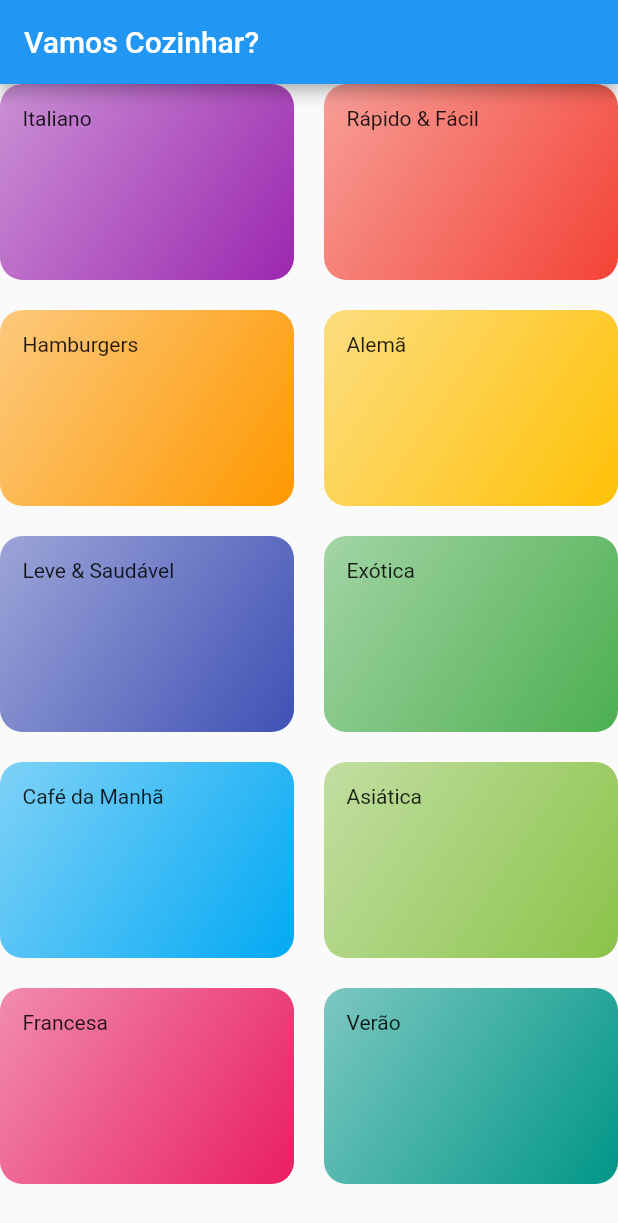
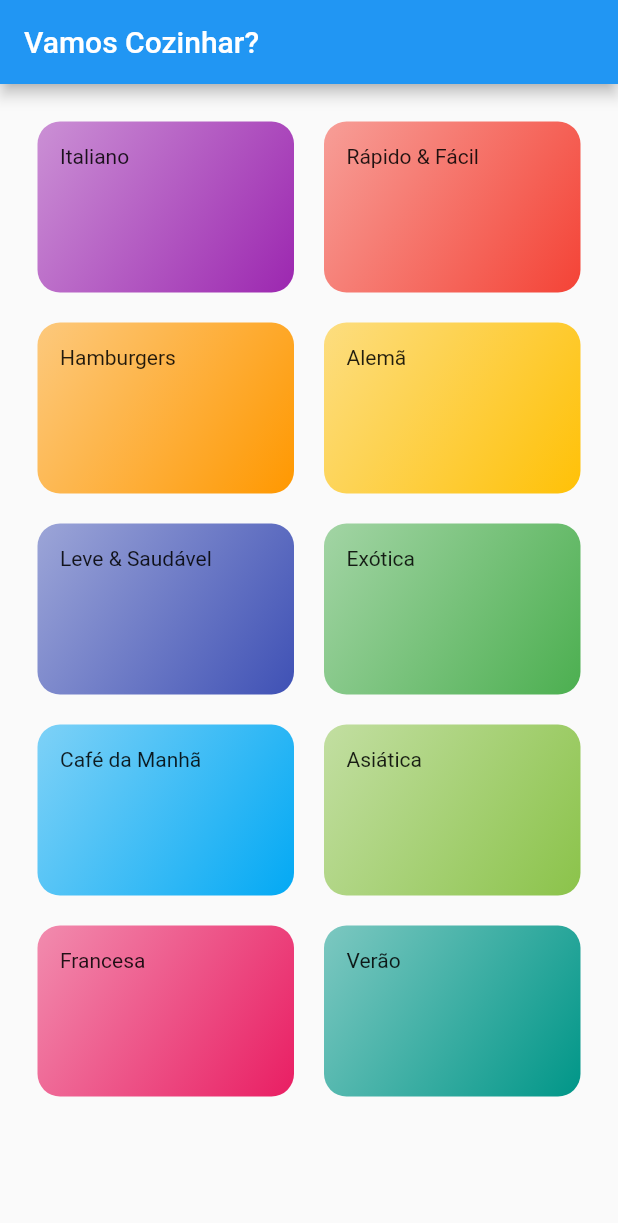
Before and after one commit to KaiqueMunhoz/ryc_meals, a Flutter app: the screen it shows after launch, on a phone screen of 412 x 824 dp. Shown: the top 1223 px of the screen. Run offline on Flutter 3.47's test engine with Material 2 defaults, Android fonts, the phone set to English and light mode, and no system bars.

Commit message:
feat: Add padding: EdgeInsets.all(25.0) to GridView

```diff
--- a/lib/screens/categories_screen.dart
+++ b/lib/screens/categories_screen.dart
@@ -12,6 +12,7 @@ class CategoriesScreen extends StatelessWidget {
         title: Text('Vamos Cozinhar?'),
       ),
       body: GridView(
+        padding: EdgeInsets.all(25.0),
         gridDelegate: SliverGridDelegateWithMaxCrossAxisExtent(
           maxCrossAxisExtent: 200,
           childAspectRatio: 3 / 2,
```
